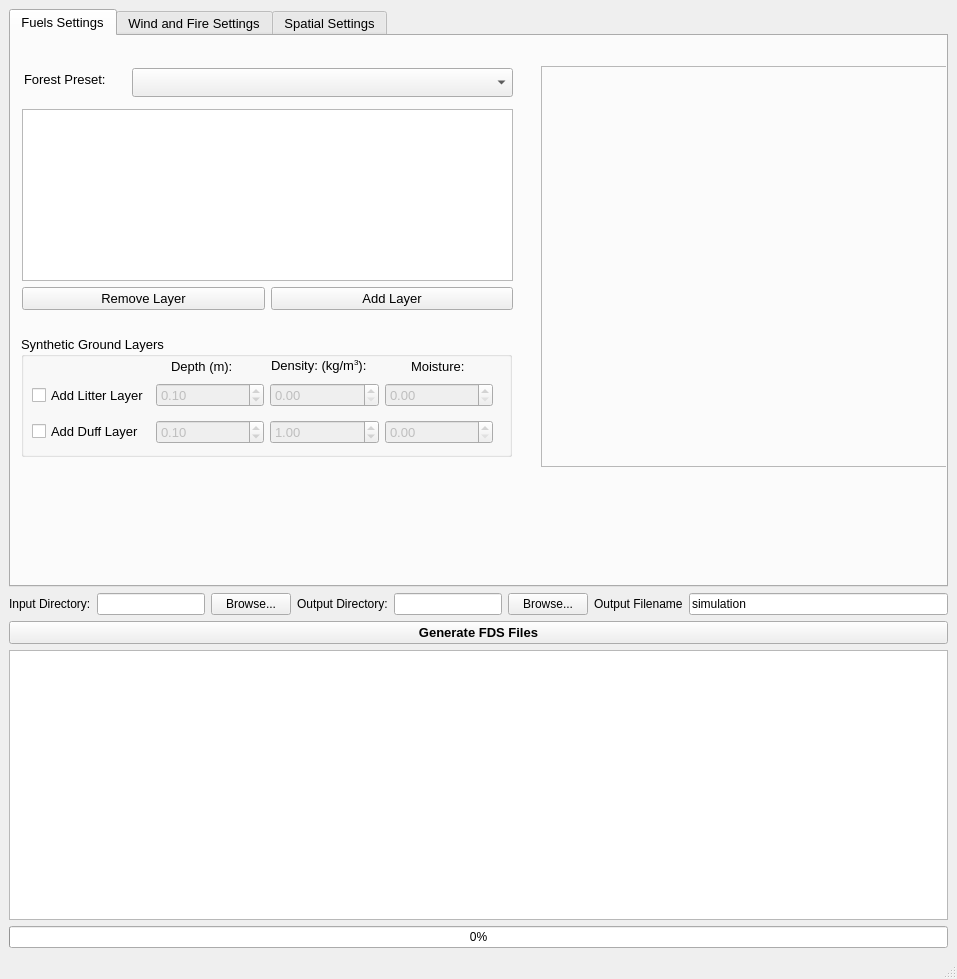
The window that src/tls_to_fds/mainwindow.ui (3DFin/TLS_to_FDS) describes before a commit, drawn with Qt 5.
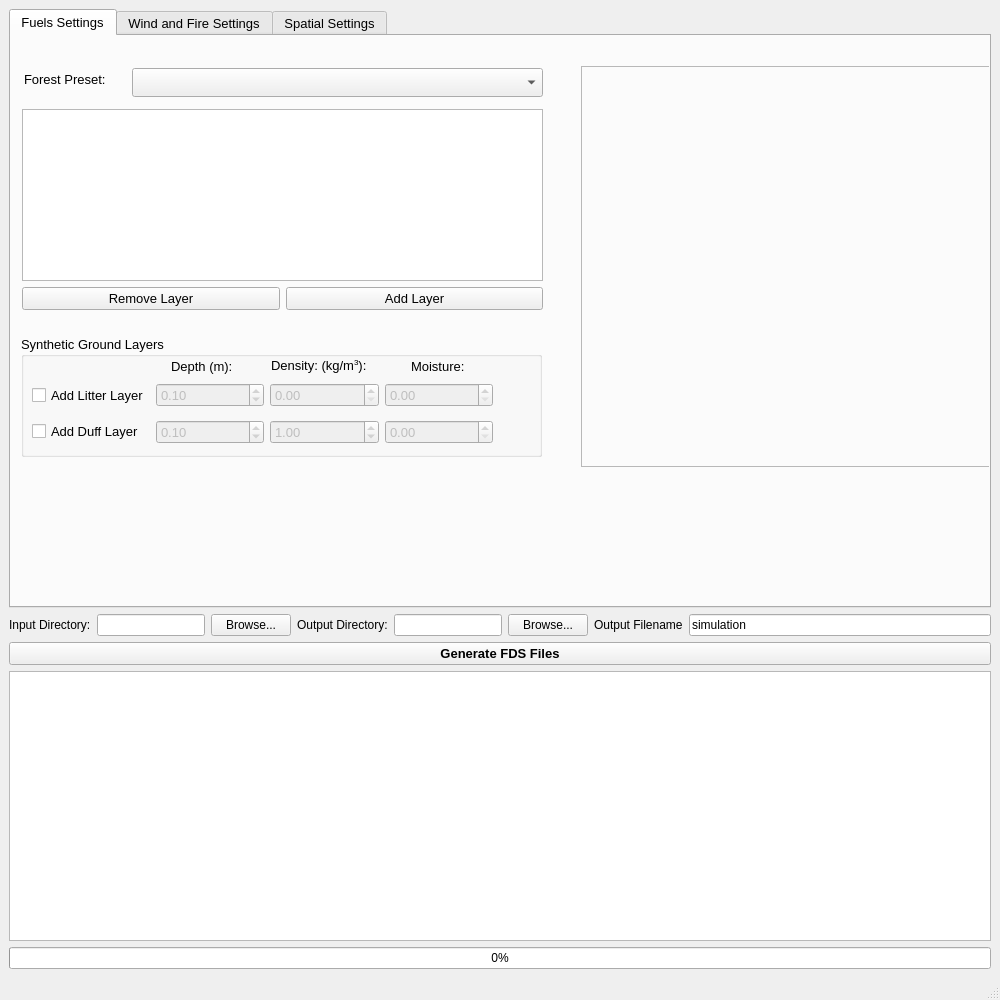
The same window after the commit.

Commit message: update readme and about

Patch:
```diff
--- a/src/tls_to_fds/mainwindow.ui
+++ b/src/tls_to_fds/mainwindow.ui
@@ -6,8 +6,8 @@
    <rect>
     <x>0</x>
     <y>0</y>
-    <width>957</width>
-    <height>979</height>
+    <width>1000</width>
+    <height>1000</height>
    </rect>
   </property>
   <property name="windowTitle">
@@ -34,7 +34,7 @@
          <rect>
           <x>11</x>
           <y>73</y>
-          <width>491</width>
+          <width>521</width>
           <height>201</height>
          </rect>
         </property>
@@ -77,7 +77,7 @@
          <rect>
           <x>10</x>
           <y>300</y>
-          <width>491</width>
+          <width>521</width>
           <height>121</height>
          </rect>
         </property>
@@ -256,7 +256,7 @@
        <widget class="QFrame" name="frame">
         <property name="geometry">
          <rect>
-          <x>530</x>
+          <x>570</x>
           <y>30</y>
           <width>421</width>
           <height>401</height>
@@ -303,7 +303,7 @@
          <rect>
           <x>121</x>
           <y>32</y>
-          <width>381</width>
+          <width>411</width>
           <height>29</height>
          </rect>
         </property>
```
The commit also changes 2 other files.
